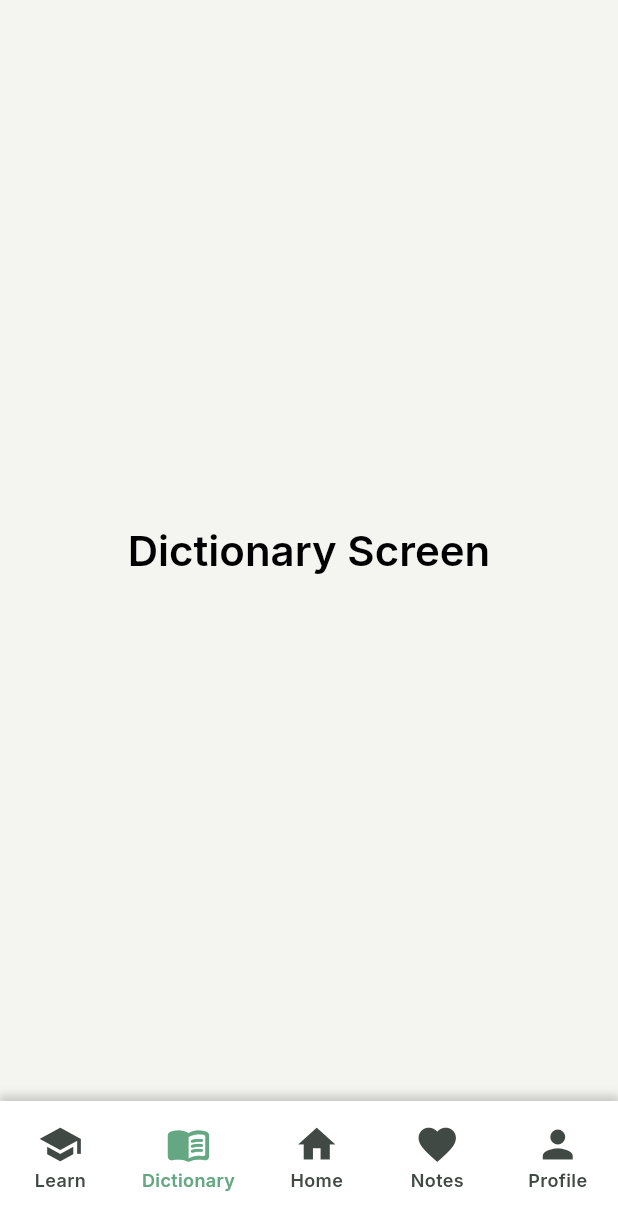
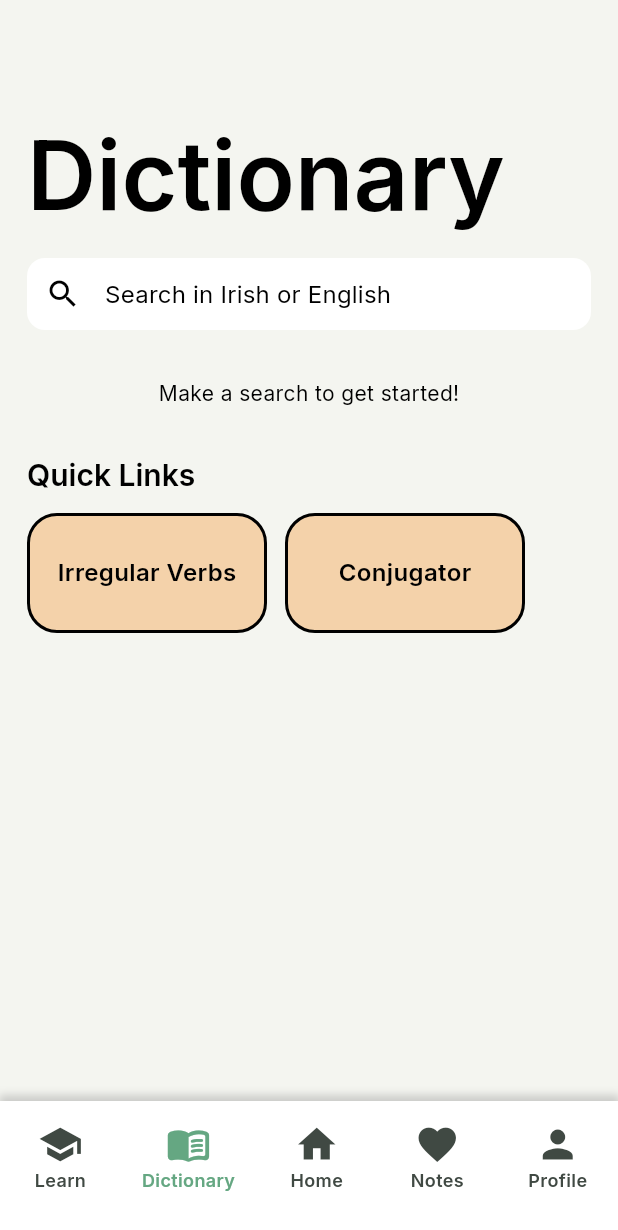
Before and after one commit to irishmango/clann, a Flutter app: the screen it shows after launch, scrolled down 345 dp, after a tap on "Dictionary", on a phone screen of 412 x 824 dp. Shown: the top 1230 px of the screen. Run offline on Flutter 3.47's test engine with Material 3 defaults, Android fonts, the light colour scheme and no system bars.

Commit message:
updated theming with main app colors. Also added basic version of dictionary screen

```diff
--- a/lib/src/app.dart
+++ b/lib/src/app.dart
@@ -1,5 +1,4 @@
 import 'package:clann/src/features/root_screen/presentation/screens/root_screen.dart';
-import 'package:clann/src/features/home/presentation/screens/home_screen.dart';
 import 'package:clann/theme.dart';
 import 'package:flutter/material.dart';
 
--- a/lib/src/features/dictionary/presentation/screens/dictionary_screen.dart
+++ b/lib/src/features/dictionary/presentation/screens/dictionary_screen.dart
@@ -1,16 +1,135 @@
+import 'package:clann/src/features/dictionary/presentation/widgets/conjugator.dart';
+import 'package:clann/src/shared/custom_search_bar.dart';
+import 'package:clann/theme.dart';
 import 'package:flutter/material.dart';
 
-class DictionaryScreen extends StatelessWidget {
+class DictionaryScreen extends StatefulWidget {
   const DictionaryScreen({super.key});
 
   @override
+  State<DictionaryScreen> createState() => _DictionaryScreenState();
+}
+
+class _DictionaryScreenState extends State<DictionaryScreen> {
+
+  int _selectedIndex = 0;
+ // Default to Main Screen
+  void _onCardTapped(int index) {
+    if (index == _selectedIndex) return;
+    // Handle navigation logic here
+    setState(() {
+      _selectedIndex = index;
+    });
+  }
+
+  @override
   Widget build(BuildContext context) {
-    return Center(
-      child: Text(
-        'Dictionary Screen',
-        style: Theme.of(context).textTheme.headlineMedium,
-      ),
+    return Column(
+      children: [
+        Padding(
+          padding: const EdgeInsets.only(top: 80.0, left: 18.0, right: 18.0, bottom: 32.0),
+          child: Column(
+            crossAxisAlignment: CrossAxisAlignment.start,
+            children: [
+              Text(
+                _selectedIndex == 0 ? "Dictionary" : "Conjugator",
+                style: Theme.of(context).textTheme.displayMedium),
+              const SizedBox(height: 18),
+              CustomSearchBar(hintText: "Search in Irish or English"),
+            ],
+          ),
+        ),
+        Padding(
+          padding: const EdgeInsets.symmetric(horizontal: 18.0),
+          child: _selectedIndex == 0 ? Text("Make a search to get started!") : Conjugator(),
+          ),
+        SizedBox(height: 32),
+                Padding(
+                  padding: const EdgeInsets.symmetric(horizontal: 18.0),
+                  child: Column(
+        spacing: 12,
+        children: [
+          Row(
+            children: [
+              Text("Quick Links", style: Theme.of(context).textTheme.titleLarge),
+              Spacer(),
+            ],
+          ),
+          Row(
+            spacing: 12,
+            children: [
+              Container(
+              width: 160,
+              height: 80,
+              decoration: BoxDecoration(
+                color: AppColors.peach,
+                borderRadius: BorderRadius.circular(20),
+                border: Border.all(color: Colors.black, width: 2)
+              ),
+              child: Center(
+                child: Text(
+                  "Irregular Verbs",
+                  style: TextStyle(
+                    fontWeight: FontWeight.w600,
+                    fontSize: 16,
+                  ),
+                ),
+              ),
+            ),
+            _selectedIndex == 0 ?
+            GestureDetector(
+              onTap: () {
+                _onCardTapped(1);
+              },
+              child: Container(
+                width: 160,
+                height: 80,
+                decoration: BoxDecoration(
+                  color: AppColors.peach,
+                  borderRadius: BorderRadius.circular(20),
+                  border: Border.all(color: Colors.black, width: 2)
+                ),
+                child: Center(
+                  child: Text(
+                    "Conjugator",
+                    style: TextStyle(
+                      fontWeight: FontWeight.w600,
+                      fontSize: 16,
+                    ),
+                  ),
+                ),
+              ),
+            )
+            :
+            GestureDetector(
+              onTap: () {
+                _onCardTapped(0);
+              },
+              child: Container(
+                width: 160,
+                height: 80,
+                decoration: BoxDecoration(
+                  color: AppColors.peach,
+                  borderRadius: BorderRadius.circular(20),
+                  border: Border.all(color: Colors.black, width: 2)
+                ),
+                child: Center(
+                  child: Text(
+                    "Dictionary",
+                    style: TextStyle(
+                      fontWeight: FontWeight.w600,
+                      fontSize: 16,
+                    ),
+                  ),
+                ),
+              ),
+            )
+            ],
+          )
+        ],
+       ),
+     )
+      ],
     );
-
   }
 }
--- a/lib/src/features/grammar/presentation/screens/grammar_overview_screen.dart
+++ b/lib/src/features/grammar/presentation/screens/grammar_overview_screen.dart
@@ -10,6 +10,6 @@ class GrammarOverviewScreen extends StatelessWidget {
           'Profile Screen',
           style: Theme.of(context).textTheme.headlineMedium,
         ),
-    );;
+    );
   }
 }
--- a/lib/src/features/home/presentation/screens/home_screen.dart
+++ b/lib/src/features/home/presentation/screens/home_screen.dart
@@ -1,7 +1,7 @@
 import 'package:clann/src/shared/custom_search_bar.dart';
-import 'package:clann/src/features/home/presentation/widgets/nav_bar.dart';
-import 'package:clann/src/shared/LongTile.dart';
+import 'package:clann/src/shared/long_tile.dart';
 import 'package:clann/src/shared/small_tile.dart';
+import 'package:clann/theme.dart';
 import 'package:flutter/material.dart';
 
 class HomeScreen extends StatelessWidget {
@@ -20,9 +20,10 @@ class HomeScreen extends StatelessWidget {
                   children: [
                     CircleAvatar(
                       radius: 60,
+                      backgroundImage: AssetImage('assets/img/avatar_temp.jpg'),
                     ),
                     SizedBox(width: 10),
-                    Text('User Name', style: TextStyle(fontSize: 32, fontWeight: FontWeight.w600, fontFamily: 'Inter')),
+                    Text('Hi, Jonathan!', style: TextStyle(fontSize: 32, fontWeight: FontWeight.w600, fontFamily: 'Inter', color: AppColors.primary)),
                   ],
                 ),
               ),
--- a/lib/src/features/root_screen/presentation/screens/root_screen.dart
+++ b/lib/src/features/root_screen/presentation/screens/root_screen.dart
@@ -1,16 +1,14 @@
+import 'package:clann/src/features/dictionary/presentation/screens/conjugator_screen.dart';
 import 'package:clann/src/features/dictionary/presentation/screens/dictionary_screen.dart';
 import 'package:clann/src/features/home/presentation/screens/home_screen.dart';
 import 'package:clann/src/features/learn/presentation/screens/learn_screen.dart';
 import 'package:clann/src/features/notes/presentation/screens/notes_screen.dart';
 import 'package:clann/src/features/profile/presentation/screens/profile_screen.dart';
-import 'package:clann/src/shared/custom_search_bar.dart';
 import 'package:clann/src/features/home/presentation/widgets/nav_bar.dart';
-import 'package:clann/src/shared/LongTile.dart';
-import 'package:clann/src/shared/small_tile.dart';
 import 'package:flutter/material.dart';
 
 class RootScreen extends StatefulWidget {
-  RootScreen({super.key});
+  const RootScreen({super.key});
 
   @override
   State<RootScreen> createState() => _RootScreenState();
--- a/lib/src/shared/custom_search_bar.dart
+++ b/lib/src/shared/custom_search_bar.dart
@@ -1,8 +1,10 @@
 import 'package:flutter/material.dart';
 
 class CustomSearchBar extends StatelessWidget {
+  final String hintText;
   const CustomSearchBar({
     super.key,
+    this.hintText = 'Search',
   });
 
   @override
@@ -15,7 +17,7 @@ class CustomSearchBar extends StatelessWidget {
       ),
       child: TextField(
         decoration: InputDecoration(
-          hintText: 'Search',
+          hintText: hintText,
           border: InputBorder.none,
           prefixIcon: Icon(Icons.search),
         ),
--- a/lib/theme.dart
+++ b/lib/theme.dart
@@ -4,12 +4,12 @@ class AppColors {
   AppColors._();
 
   // Brand / Primary
-  static const primary = Color(0xFF64A782); // Updated primary
-  static const primaryLight = Color(0xFFE4F1EA); // Updated primaryLight
+  static const primary = Color(0xFF64A782);
+  static const primaryLight = Color(0xFFE4F1EA);
 
   // Secondary / Accent
-  static const secondary = Color(0xFFEBBC54); // Updated secondary
-  static const secondaryLight = Color(0xFFFEF1CC); // Updated secondaryLight
+  static const secondary = Color(0xFFEBBC54);
+  static const secondaryLight = Color(0xFFFEF1CC);
 
   // Brand extended
   static const navy = Color(0xFF2F314A);
@@ -30,10 +30,10 @@ class AppColors {
   static const grey900 = Color(0xFF111827);
 
   // Semantic
-  static const success = Color(0xFF10B981); // Emerald 500
-  static const warning = Color(0xFFF59E0B); // Amber 500
-  static const error = Color(0xFFA70000); // Updated error
-  static const info = Color(0xFF0EA5E9); // Sky 500
+  static const success = Color(0xFF10B981);
+  static const warning = Color(0xFFF59E0B);
+  static const error = Color(0xFFA70000);
+  static const info = Color(0xFF0EA5E9);
 
   // Background / Surfaces (single light theme for now)
   static const background = Color.fromRGBO(244, 245, 240, 1);
@@ -46,10 +46,10 @@ const kFontFamily = 'Inter';
 /// Base text theme using Inter font (single light palette).
 TextTheme _buildBaseTextTheme(ColorScheme scheme) {
   const onBgColor = Colors.black;
-  const secondaryText = AppColors.grey600;
+  // const secondaryText = AppColors.grey600;
   return const TextTheme(
     displayLarge: TextStyle(fontFamily: kFontFamily, fontSize: 57, fontWeight: FontWeight.w600, height: 1.12, letterSpacing: -0.25, color: onBgColor),
-    displayMedium: TextStyle(fontFamily: kFontFamily, fontSize: 45, fontWeight: FontWeight.w600, height: 1.15, letterSpacing: 0, color: onBgColor),
+    displayMedium: TextStyle(fontFamily: kFontFamily, fontSize: 64, fontWeight: FontWeight.w600, height: 1.15, letterSpacing: 0, color: onBgColor),
     displaySmall: TextStyle(fontFamily: kFontFamily, fontSize: 36, fontWeight: FontWeight.w600, height: 1.2, letterSpacing: 0, color: onBgColor),
     headlineLarge: TextStyle(fontFamily: kFontFamily, fontSize: 32, fontWeight: FontWeight.w600, height: 1.25, letterSpacing: 0, color: onBgColor),
     headlineMedium: TextStyle(fontFamily: kFontFamily, fontSize: 28, fontWeight: FontWeight.w600, height: 1.25, letterSpacing: 0, color: onBgColor),
@@ -74,7 +74,6 @@ ThemeData buildAppTheme() {
     primary: AppColors.primary,
     secondary: AppColors.secondary,
     surface: AppColors.surface,
-    background: AppColors.background,
     error: AppColors.error,
   );
 
```
Also changed, not shown: lib/src/features/dictionary/presentation/screens/conjugator_screen.dart (added, +54 -0 lines), lib/src/features/dictionary/presentation/widgets/conjugator.dart (added, +67 -0 lines), lib/src/features/dictionary/presentation/widgets/conjugator_chip.dart (added, +43 -0 lines), lib/src/shared/long_tile.dart (renamed from lib/src/shared/LongTile.dart).
